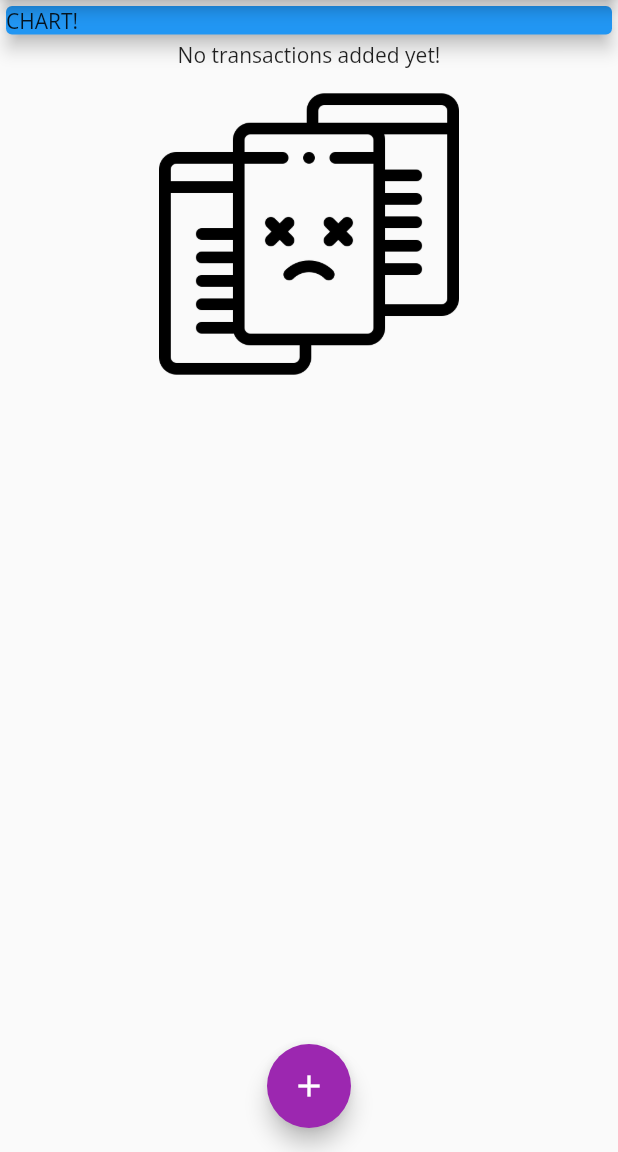
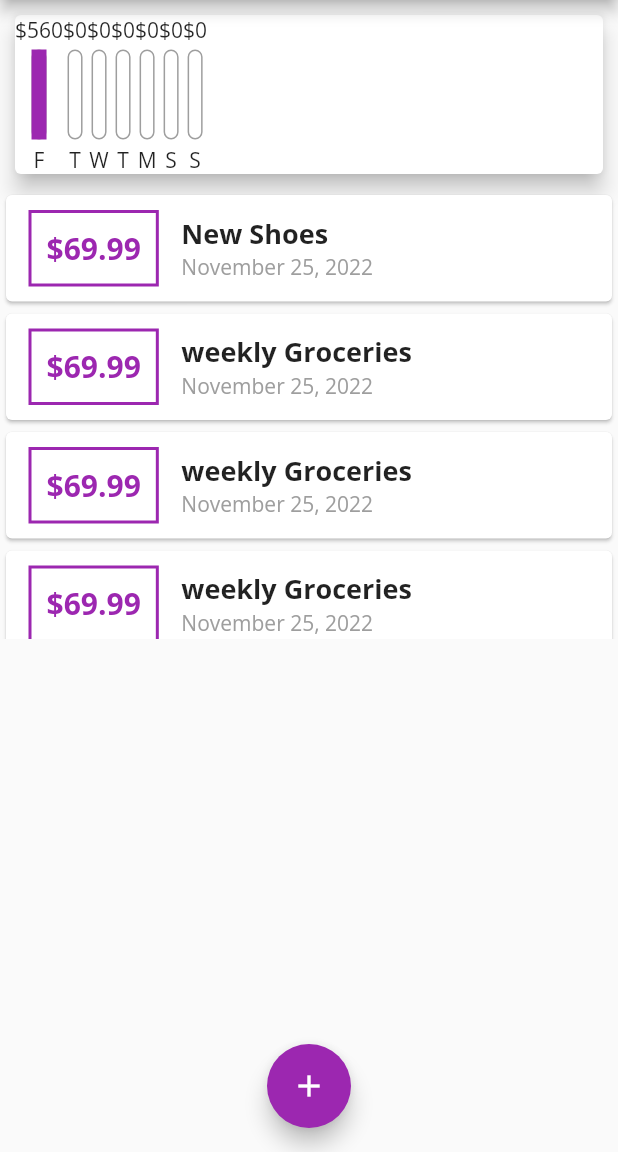
Before and after one commit to a-jalilian66/personal_expenses_flutter, a Flutter app: the screen it shows after launch, on a phone screen of 412 x 824 dp, the part 84-1236 px from its top. Run offline on Flutter 3.47's test engine with Material 2 defaults, Android fonts, the phone set to English and light mode, and no system bars.

Commit message:
add => Populating a Chart with Values

```diff
--- a/lib/main.dart
+++ b/lib/main.dart
@@ -1,4 +1,5 @@
 import 'package:flutter/material.dart';
+import 'package:personal_expenses_flutter/widgets/chart.dart';
 import 'package:personal_expenses_flutter/widgets/new_transaction.dart';
 import 'package:personal_expenses_flutter/widgets/transaction_list.dart';
 
@@ -36,55 +37,62 @@ class MyHomePage extends StatefulWidget {
 class _MyHomePageState extends State<MyHomePage> {
 
   final List<Transaction> _userTransaction = [
-    // Transaction(
-    //     id: 't1',
-    //     title: 'New Shoes',
-    //     amount: 69.99,
-    //     date: DateTime.now()
-    // ),
-    // Transaction(
-    //     id: 't2',
-    //     title: 'weekly Groceries',
-    //     amount: 69.99,
-    //     date: DateTime.now()
-    // ),
-    // Transaction(
-    //     id: 't3',
-    //     title: 'weekly Groceries',
-    //     amount: 69.99,
-    //     date: DateTime.now()
-    // ),
-    // Transaction(
-    //     id: 't4',
-    //     title: 'weekly Groceries',
-    //     amount: 69.99,
-    //     date: DateTime.now()
-    // ),
-    // Transaction(
-    //     id: 't5',
-    //     title: 'weekly Groceries',
-    //     amount: 69.99,
-    //     date: DateTime.now()
-    // ),
-    // Transaction(
-    //     id: 't6',
-    //     title: 'weekly Groceries',
-    //     amount: 69.99,
-    //     date: DateTime.now()
-    // ),
-    // Transaction(
-    //     id: 't7',
-    //     title: 'weekly Groceries',
-    //     amount: 69.99,
-    //     date: DateTime.now()
-    // ),
-    // Transaction(
-    //     id: 't8',
-    //     title: 'weekly Groceries',
-    //     amount: 69.99,
-    //     date: DateTime.now()
-    // ),
+    Transaction(
+        id: 't1',
+        title: 'New Shoes',
+        amount: 69.99,
+        date: DateTime.now()
+    ),
+    Transaction(
+        id: 't2',
+        title: 'weekly Groceries',
+        amount: 69.99,
+        date: DateTime.now()
+    ),
+    Transaction(
+        id: 't3',
+        title: 'weekly Groceries',
+        amount: 69.99,
+        date: DateTime.now()
+    ),
+    Transaction(
+        id: 't4',
+        title: 'weekly Groceries',
+        amount: 69.99,
+        date: DateTime.now()
+    ),
+    Transaction(
+        id: 't5',
+        title: 'weekly Groceries',
+        amount: 69.99,
+        date: DateTime.now()
+    ),
+    Transaction(
+        id: 't6',
+        title: 'weekly Groceries',
+        amount: 69.99,
+        date: DateTime.now()
+    ),
+    Transaction(
+        id: 't7',
+        title: 'weekly Groceries',
+        amount: 69.99,
+        date: DateTime.now()
+    ),
+    Transaction(
+        id: 't8',
+        title: 'weekly Groceries',
+        amount: 69.99,
+        date: DateTime.now()
+    ),
   ];
+
+  List<Transaction> get _recentTransactions {
+    return _userTransaction.where((tx) {
+      return tx.date.isAfter(DateTime.now().subtract(Duration(days: 7)));
+    }).toList();
+  }
+
 
   void _addNewTransaction(String txTitle, double txAmount){
     final newTx = Transaction(id: DateTime.now().toString(), title: txTitle, amount: txAmount, date: DateTime.now());
@@ -117,14 +125,7 @@ class _MyHomePageState extends State<MyHomePage> {
           mainAxisAlignment: MainAxisAlignment.start,
           crossAxisAlignment: CrossAxisAlignment.stretch,
           children: [
-            Container(
-              width: double.infinity,
-              child: Card(
-                color: Colors.blue,
-                elevation: 5,
-                child: Text('CHART!'),
-              ),
-            ),
+            Chart(recentTransactions: _recentTransactions,),
             TransactionList(transactions: _userTransaction,)
           ],
         ),
--- /dev/null
+++ b/lib/widgets/chart.dart
@@ -0,0 +1,56 @@
+
+import 'package:flutter/material.dart';
+import '../models/transaction.dart';
+import 'package:intl/intl.dart';
+
+import 'chart_bar.dart';
+
+class Chart extends StatelessWidget {
+  const Chart({Key? key, required this.recentTransactions}) : super(key: key);
+
+  final List<Transaction> recentTransactions;
+
+  List<Map<String, Object>> get groupedTransactionValues {
+    return List.generate(7, (index) {
+      final weekDay = DateTime.now().subtract(Duration(days: index));
+      double totalSum = 0.0;
+
+      for (var i = 0; i < recentTransactions.length; i++) {
+        if(recentTransactions[i].date.day == weekDay.day
+        ){
+          totalSum += recentTransactions[i].amount;
+        }
+      }
+
+
+      return {'day': DateFormat.E().format(weekDay).substring(0, 1), 'amount': totalSum};
+    });
+  }
+
+  double get totalSpending {
+    return groupedTransactionValues.fold(0.0, (previousValue, element) {
+      return previousValue + (element['amount'] as double);
+    });
+  }
+
+  @override
+  Widget build(BuildContext context) {
+    print('**********');
+    print(groupedTransactionValues);
+    return Card(
+      elevation: 6,
+      margin: EdgeInsets.all(10),
+      child: Row(
+        children: groupedTransactionValues.map((data) {
+
+
+          return ChartBar(
+            label:  (data['day'] as String),
+            spendingAmount: (data['amount'] as double),
+            spendingPctOfTotal: totalSpending == 0.0 ? 0.0 : (data['amount'] as double) / totalSpending,
+          );
+        }).toList(),
+      ),
+    );
+  }
+}
--- /dev/null
+++ b/lib/widgets/chart_bar.dart
@@ -0,0 +1,43 @@
+import 'package:flutter/material.dart';
+
+class ChartBar extends StatelessWidget {
+  const ChartBar({Key? key, required this.label, required this.spendingAmount, required this.spendingPctOfTotal}) : super(key: key);
+
+  final String label;
+  final double spendingAmount;
+  final double spendingPctOfTotal;
+
+  @override
+  Widget build(BuildContext context) {
+    return Column(
+      children: [
+        Text('\$${spendingAmount.toStringAsFixed(0)}'),
+        SizedBox(height: 4,),
+        Container(
+          height: 60,
+          width: 10,
+          child: Stack(
+            children: [
+              Container(
+                decoration: BoxDecoration(
+                  border: Border.all(width: 1, color: Colors.grey),
+                  borderRadius: BorderRadius.circular(20)
+                ),
+              ),
+              FractionallySizedBox(
+                heightFactor: spendingPctOfTotal,
+                child: Container(
+                  decoration: BoxDecoration(
+                    color: Theme.of(context).primaryColor
+                  ),
+                ),
+              )
+            ],
+          ),
+        ),
+        SizedBox(height: 4,),
+        Text(label)
+      ],
+    );
+  }
+}
```
